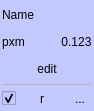
Qt form ui/matrix/dm_dataset.ui (DC-analysis/DCscope) before a commit.
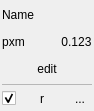
The same form after that commit. Icons and pictures are not drawn.

Diff of the .ui file:
```diff
--- a/ui/matrix/dm_dataset.ui
+++ b/ui/matrix/dm_dataset.ui
@@ -25,9 +25,6 @@
   <property name="autoFillBackground">
    <bool>false</bool>
   </property>
-  <property name="styleSheet">
-   <string notr="true">background-color:#C3C9FF; color:black</string>
-  </property>
   <layout class="QVBoxLayout" name="verticalLayout">
    <property name="spacing">
     <number>0</number>
```
